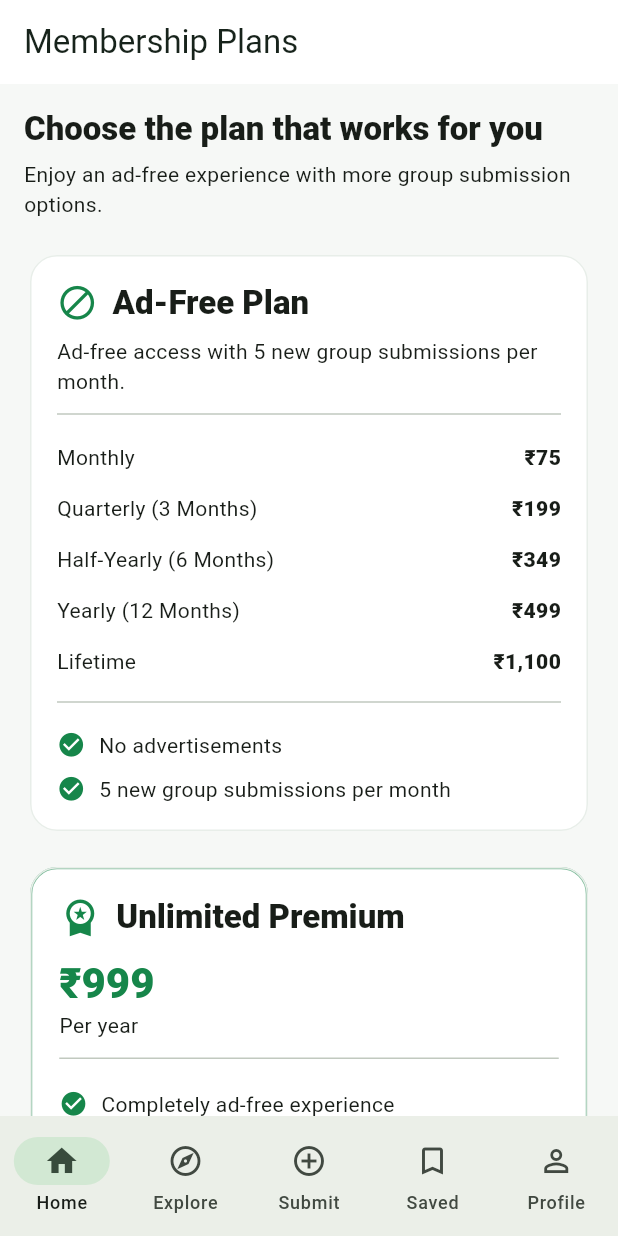
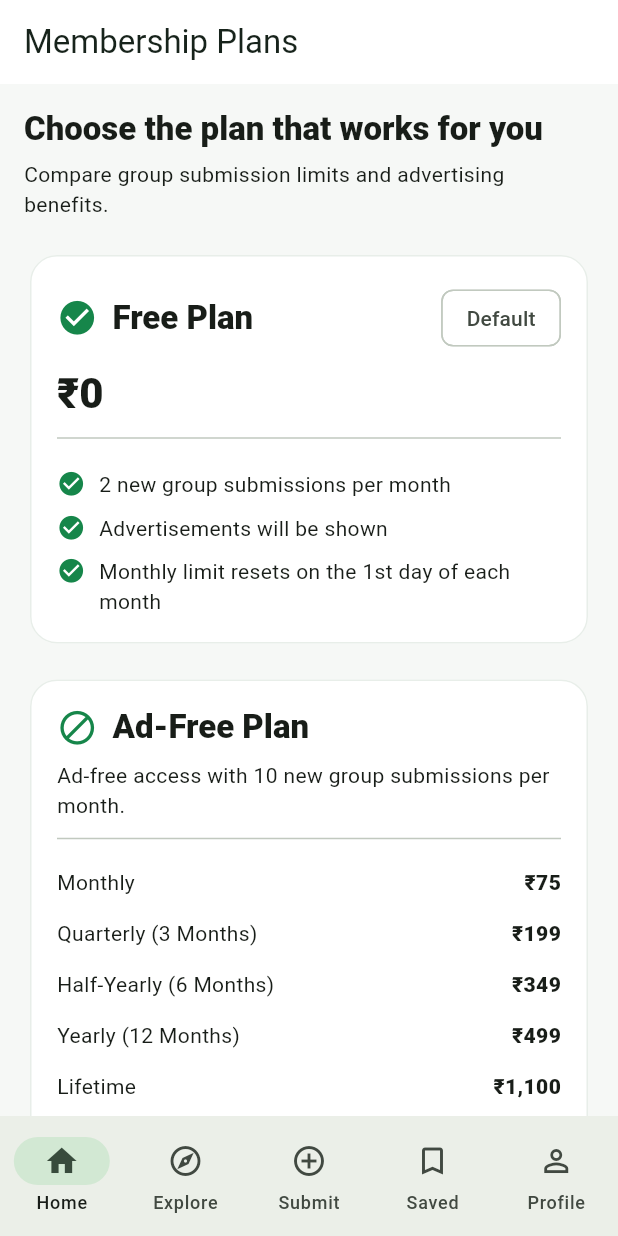
Before and after one commit to engggayyurabbasi-beep/W-Link-Join, a Flutter app: the MembershipPlansScreen screen opened by its route, on a phone screen of 412 x 824 dp. Run offline on Flutter 3.47's test engine with Material 3 defaults, Android fonts, the phone set to English and light mode, and no system bars; our stand-ins replace flutter_riverpod, go_router, image_picker, material_ui, shared_preferences; missing offline and left inert: countrify, country, language_code; accounts and stored records are empty.

Commit message:
Update membership plans monthly limits and home logo

```diff
--- a/lib/main.dart
+++ b/lib/main.dart
@@ -625,14 +625,14 @@ class HomeScreen extends ConsumerWidget {
       appBar: AppBar(
         title: Row(
           children: [
-            Container(
+            ClipRRect(
+              borderRadius: BorderRadius.circular(11),
+              child: Image.asset(
+                'assets/app_icon.png',
                 height: 36,
                 width: 36,
-              decoration: BoxDecoration(
-                color: AppTheme.green,
-                borderRadius: BorderRadius.circular(11),
-              ),
-              child: const Icon(Icons.link, color: Colors.white),
+                fit: BoxFit.cover,
+              ),
             ),
             const SizedBox(width: 10),
             const Text(
@@ -1503,6 +1503,24 @@ class _SubmitGroupScreenState extends ConsumerState<SubmitGroupScreen> {
     setState(() => _isSaving = true);
 
     try {
+      final now = DateTime.now();
+      final monthKey =
+          'wlink_free_submissions_${now.year}_${now.month.toString().padLeft(2, '0')}';
+      final prefs = await SharedPreferences.getInstance();
+      final monthlyCount = prefs.getInt(monthKey) ?? 0;
+
+      if (monthlyCount >= 2) {
+        if (!mounted) return;
+        ScaffoldMessenger.of(context).showSnackBar(
+          const SnackBar(
+            content: Text(
+              'Free Plan limit reached. You can submit 2 groups per month.',
+            ),
+          ),
+        );
+        return;
+      }
+
       final group = GroupModel(
         id: DateTime.now().microsecondsSinceEpoch.toString(),
         name: nameController.text.trim(),
@@ -1523,6 +1541,7 @@ class _SubmitGroupScreenState extends ConsumerState<SubmitGroupScreen> {
       );
 
       await ref.read(groupRepositoryProvider).saveGroup(group);
+      await prefs.setInt(monthKey, monthlyCount + 1);
       ref.invalidate(groupsProvider);
 
       if (!mounted) return;
@@ -1576,32 +1595,32 @@ class _SubmitGroupScreenState extends ConsumerState<SubmitGroupScreen> {
                   : 'Provide accurate details. Groups are saved only on this device and are not published online in this version.',
             ),
             const SizedBox(height: 12),
-            FutureBuilder<List<GroupModel>>(
-              future: ref.read(groupRepositoryProvider).getGroups(),
+            Builder(
+              builder: (context) {
+                final now = DateTime.now();
+                final monthKey =
+                    'wlink_free_submissions_${now.year}_${now.month.toString().padLeft(2, '0')}';
+
+                return FutureBuilder<int>(
+                  future: SharedPreferences.getInstance().then(
+                    (prefs) => prefs.getInt(monthKey) ?? 0,
+                  ),
                   builder: (context, snapshot) {
-                final count =
-                    snapshot.data
-                        ?.where(
-                          (item) => item.createdAt.year == DateTime.now().year,
-                        )
-                        .length ??
-                    0;
+                    final count = snapshot.data ?? 0;
                     final remaining = (2 - count).clamp(0, 2);
 
                     return Card(
                       child: ListTile(
                         leading: const Icon(Icons.hourglass_top),
                         title: Text(
-                      isHindi
-                          ? 'Free Submissions बाकी: $remaining / 2'
-                          : 'Free submissions remaining: $remaining / 2',
+                          'Free submissions remaining: $remaining / 2',
                         ),
                         subtitle: Text(
-                      isHindi
-                          ? 'इस कैलेंडर वर्ष में इस्तेमाल: $count / 2'
-                          : 'Used this calendar year: $count / 2',
-                    ),
-                  ),
+                          'Used this month: $count / 2. Resets on the 1st.',
+                        ),
+                      ),
+                    );
+                  },
                 );
               },
             ),
@@ -2082,19 +2101,6 @@ class SavedGroupsScreen extends ConsumerWidget {
 class MembershipPlansScreen extends StatelessWidget {
   const MembershipPlansScreen({super.key});
 
-  Widget _planPrice(String duration, String price) {
-    return Padding(
-      padding: const EdgeInsets.symmetric(vertical: 7),
-      child: Row(
-        mainAxisAlignment: MainAxisAlignment.spaceBetween,
-        children: [
-          Expanded(child: Text(duration)),
-          Text(price, style: const TextStyle(fontWeight: FontWeight.w800)),
-        ],
-      ),
-    );
-  }
-
   Widget _feature(String text) {
     return Padding(
       padding: const EdgeInsets.only(top: 9),
@@ -2104,6 +2110,19 @@ class MembershipPlansScreen extends StatelessWidget {
           const Icon(Icons.check_circle, color: AppTheme.green, size: 19),
           const SizedBox(width: 9),
           Expanded(child: Text(text)),
+        ],
+      ),
+    );
+  }
+
+  Widget _price(String duration, String price) {
+    return Padding(
+      padding: const EdgeInsets.symmetric(vertical: 7),
+      child: Row(
+        mainAxisAlignment: MainAxisAlignment.spaceBetween,
+        children: [
+          Expanded(child: Text(duration)),
+          Text(price, style: const TextStyle(fontWeight: FontWeight.w800)),
         ],
       ),
     );
@@ -2123,11 +2142,51 @@ class MembershipPlansScreen extends StatelessWidget {
           ),
           const SizedBox(height: 6),
           Text(
-            'Enjoy an ad-free experience with more group submission options.',
+            'Compare group submission limits and advertising benefits.',
             style: Theme.of(context).textTheme.bodyMedium,
           ),
           const SizedBox(height: 20),
 
+          Card(
+            child: Padding(
+              padding: const EdgeInsets.all(18),
+              child: Column(
+                crossAxisAlignment: CrossAxisAlignment.start,
+                children: [
+                  Row(
+                    children: [
+                      const Icon(
+                        Icons.check_circle,
+                        color: AppTheme.green,
+                        size: 27,
+                      ),
+                      const SizedBox(width: 10),
+                      Expanded(
+                        child: Text(
+                          'Free Plan',
+                          style: Theme.of(context).textTheme.titleLarge
+                              ?.copyWith(fontWeight: FontWeight.w800),
+                        ),
+                      ),
+                      const Chip(label: Text('Default')),
+                    ],
+                  ),
+                  const SizedBox(height: 8),
+                  Text(
+                    '₹0',
+                    style: Theme.of(context).textTheme.headlineMedium
+                        ?.copyWith(fontWeight: FontWeight.w900),
+                  ),
+                  const Divider(height: 24),
+                  _feature('2 new group submissions per month'),
+                  _feature('Advertisements will be shown'),
+                  _feature('Monthly limit resets on the 1st day of each month'),
+                ],
+              ),
+            ),
+          ),
+
+          const SizedBox(height: 16),
           Card(
             child: Padding(
               padding: const EdgeInsets.all(18),
@@ -2149,24 +2208,24 @@ class MembershipPlansScreen extends StatelessWidget {
                   ),
                   const SizedBox(height: 8),
                   const Text(
-                    'Ad-free access with 5 new group submissions per month.',
+                    'Ad-free access with 10 new group submissions per month.',
                   ),
                   const Divider(height: 24),
-                  _planPrice('Monthly', '₹75'),
-                  _planPrice('Quarterly (3 Months)', '₹199'),
-                  _planPrice('Half-Yearly (6 Months)', '₹349'),
-                  _planPrice('Yearly (12 Months)', '₹499'),
-                  _planPrice('Lifetime', '₹1,100'),
+                  _price('Monthly', '₹75'),
+                  _price('Quarterly (3 Months)', '₹199'),
+                  _price('Half-Yearly (6 Months)', '₹349'),
+                  _price('Yearly (12 Months)', '₹499'),
+                  _price('Lifetime', '₹1,100'),
                   const Divider(height: 20),
                   _feature('No advertisements'),
-                  _feature('5 new group submissions per month'),
+                  _feature('10 new group submissions per month'),
+                  _feature('Monthly submission limit resets on the 1st'),
                 ],
               ),
             ),
           ),
 
           const SizedBox(height: 16),
-
           Card(
             child: Container(
               decoration: BoxDecoration(
@@ -2226,7 +2285,7 @@ class MembershipPlansScreen extends StatelessWidget {
                   const SizedBox(width: 10),
                   const Expanded(
                     child: Text(
-                      'Membership payments and activation are not available in this version. Payment options will be added in a future update. No plan can be purchased or activated yet.',
+                      'Free Plan is the default plan in this version. Membership payments and activation are not available yet. Paid plan benefits will become active only after payment and membership verification are implemented.',
                     ),
                   ),
                 ],
@@ -2235,7 +2294,7 @@ class MembershipPlansScreen extends StatelessWidget {
           ),
           const SizedBox(height: 12),
           Text(
-            'Guest users can explore, join and save groups. Group submission requires an eligible membership.',
+            'Guest users can explore, join and save groups. Free Plan allows 2 group submissions per month.',
             textAlign: TextAlign.center,
             style: Theme.of(context).textTheme.bodySmall,
           ),
--- a/pubspec.yaml
+++ b/pubspec.yaml
@@ -71,6 +71,8 @@ flutter:
   # included with your application, so that you can use the icons in
   # the material Icons class.
   uses-material-design: true
+  assets:
+    - assets/app_icon.png
 
   # To add assets to your application, add an assets section, like this:
   # assets:
```
Lines whose indentation alone changed are shown as unchanged.
